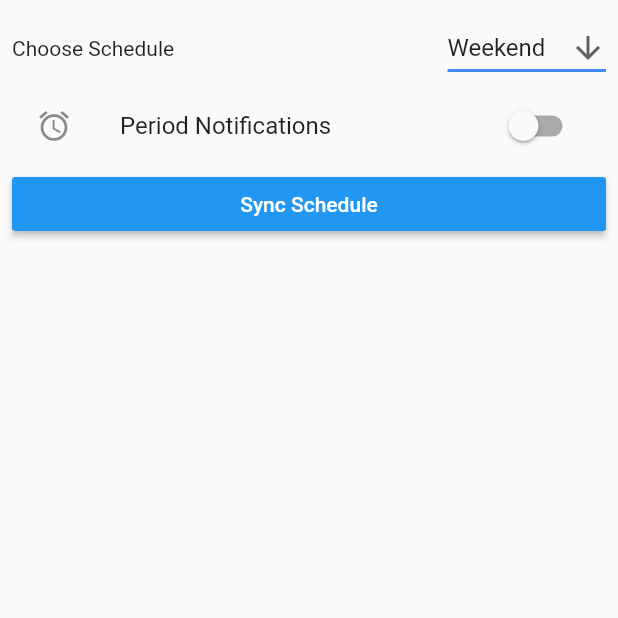
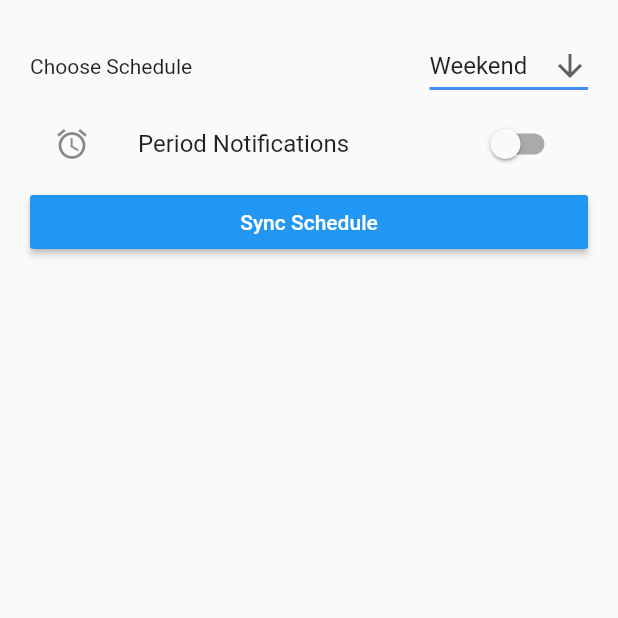
Before and after one commit to kazijamal/stuy-bell-schedule, a Flutter app: the SettingsScreen screen opened directly, on a phone screen of 412 x 824 dp, the top half of it. Run offline on Flutter 3.47's test engine with Material 2 defaults, Android fonts, the phone set to English and light mode, and no system bars; our stand-ins replace shared_preferences; accounts and stored records are empty.

Commit message:
Style settings page

```diff
--- a/lib/presentation/settings/settings_screen.dart
+++ b/lib/presentation/settings/settings_screen.dart
@@ -95,7 +95,7 @@ class _SettingsScreenState extends State<SettingsScreen> {
     return Scaffold(
       body: _schedule == null
           ? Center(child: CircularProgressIndicator())
-          : ListView(padding: const EdgeInsets.all(8), children: <Widget>[
+          : ListView(padding: const EdgeInsets.all(20), children: <Widget>[
               Row(
                 mainAxisAlignment: MainAxisAlignment.spaceBetween,
                 children: <Widget>[
```
